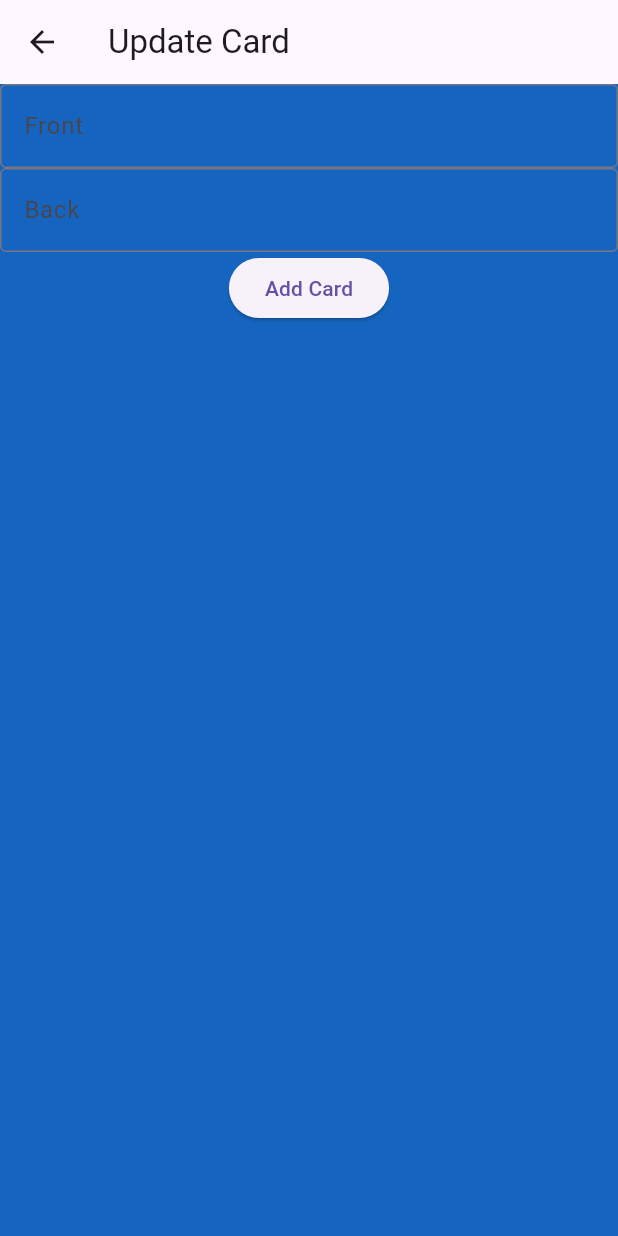
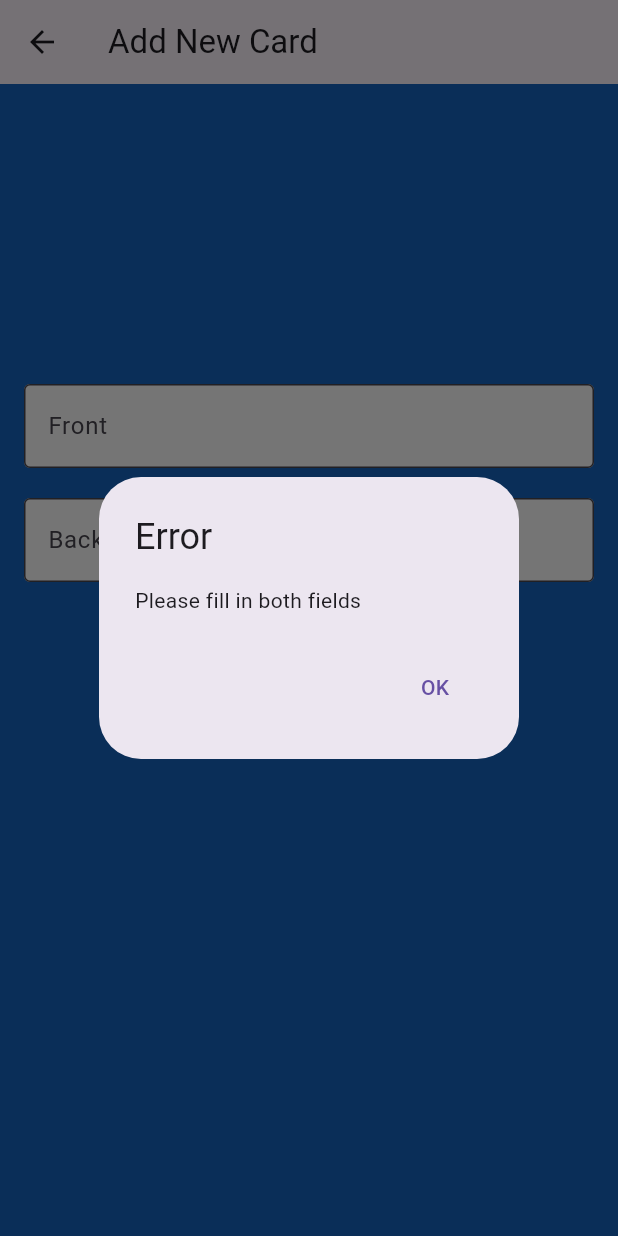
Before and after one commit to andrew5701/note_card_app, a Flutter app: the NewCard screen opened directly with empty values, after a tap on "Add Card", on a phone screen of 412 x 824 dp. Run offline on Flutter 3.47's test engine with Material 3 defaults, Android fonts, the phone set to English and light mode, and no system bars; our stand-ins replace cloud_firestore, firebase_auth, firebase_core, flip_card; accounts and stored records are empty.

Commit message:
feat: Updated new card to include error message for no text

```diff
--- a/lib/card_operations/new_card.dart
+++ b/lib/card_operations/new_card.dart
@@ -1,12 +1,15 @@
 import 'package:firebase_auth/firebase_auth.dart';
 import 'package:flutter/material.dart';
+import 'package:flutter/widgets.dart';
+import 'package:note_card_app/components/flashcard_view.dart';
 import 'package:note_card_app/firebase/firestore_instance.dart';
-
 
 class NewCard extends StatefulWidget {
   final String collectionName;
+  final Function onCardAdded;
 
-  const NewCard({Key? key, required this.collectionName}) : super(key: key);
+  const NewCard(
+      {super.key, required this.collectionName, required this.onCardAdded});
 
   @override
   State<NewCard> createState() => _NewCardState();
@@ -30,36 +33,95 @@ class _NewCardState extends State<NewCard> {
   Widget build(BuildContext context) {
     return Scaffold(
       appBar: AppBar(
-        title: const Text('Update Card'),
+        title: const Text('Add New Card'),
       ),
       body: Center(
         child: Column(
           children: <Widget>[
-            TextField(
+            Container(
+              margin: const EdgeInsets.only(top: 200.0),
+              width: 380,
+              child: TextField(
                 controller: _frontcontroller,
                 decoration: const InputDecoration(
                   border: OutlineInputBorder(),
                   labelText: 'Front',
+                  fillColor: Colors.white,
+                  filled: true,
                 ),
               ),
-            TextField(
+            ),
+            Container(
+              margin: const EdgeInsets.only(top: 20.0),
+              width: 380,
+              child: TextField(
                 controller: _backcontroller,
                 decoration: const InputDecoration(
                   border: OutlineInputBorder(),
                   labelText: 'Back',
+                  fillColor: Colors.white,
+                  filled: true,
                 ),
               ),
-            ElevatedButton(
+            ),
+            Container(
+              padding: const EdgeInsets.only(top: 20.0),
+              child: ElevatedButton(
+                style: ElevatedButton.styleFrom(
+                  backgroundColor: Colors.blue.shade400,
+                ),
+                onPressed: () async {
+
+                  if(_frontcontroller.text == '' || _backcontroller.text == ''){
+                    return showDialog(
+                      context: context,
+                      builder: (context) {
+                        return AlertDialog(
+                          title: const Text('Error'),
+                          content: const Text('Please fill in both fields'),
+                          actions: <Widget>[
+                            TextButton(
                               onPressed: () {
+                                Navigator.of(context).pop();
+                              },
+                              child: const Text('OK'),
+                            ),
+                          ],
+                        );
+                      },
+                    );
+                  }
                   userId = user!.uid;
-                FirestoreService.instance.collection("users").doc(userId.toString()).collection(widget.collectionName.toString()).add({
+                  FirestoreService.instance
+                      .collection("users")
+                      .doc(userId.toString())
+                      .collection('flashcard_groups')
+                      .doc(widget.collectionName.toString())
+                      .collection('flashcards')
+                      .add({
                     'front': _frontcontroller.text,
                     'back': _backcontroller.text,
+                    'createdAt': DateTime.now(),
                   });
                   _frontcontroller.clear();
                   _backcontroller.clear();
+
+                  // Navigator.pushAndRemoveUntil(
+                  //   context,
+                  //   MaterialPageRoute(
+                  //       builder: (context) => FlashcardView(collectionName: widget.collectionName.toString())),
+                  //   (Route<dynamic> route) => false,
+                  // );
+                  widget.onCardAdded();
+                  Navigator.pop(context);
                 },
-              child: const Text('Add Card'),
+                child: const Text(
+                  'Add Card',
+                  style: TextStyle(
+                    color: Colors.white,
+                  ),
+                ),
+              ),
             ),
           ],
         ),
```
Lines whose indentation alone changed are shown as unchanged.
